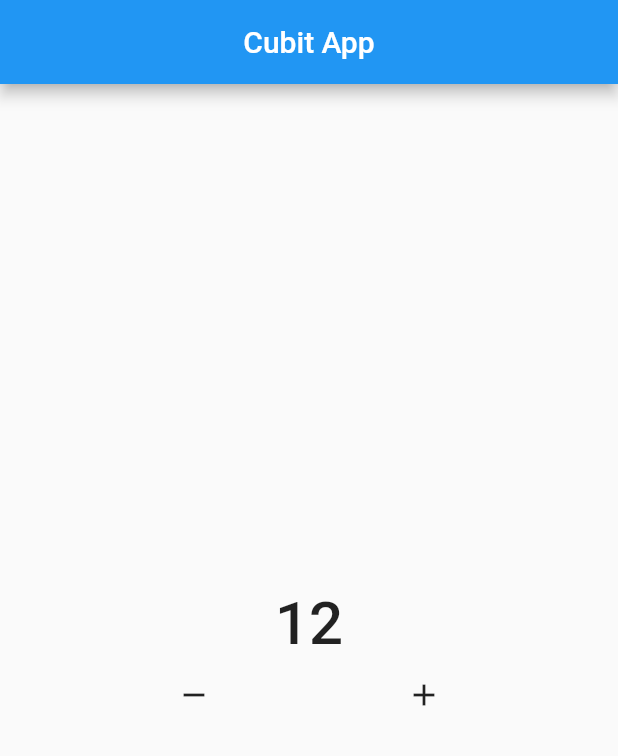
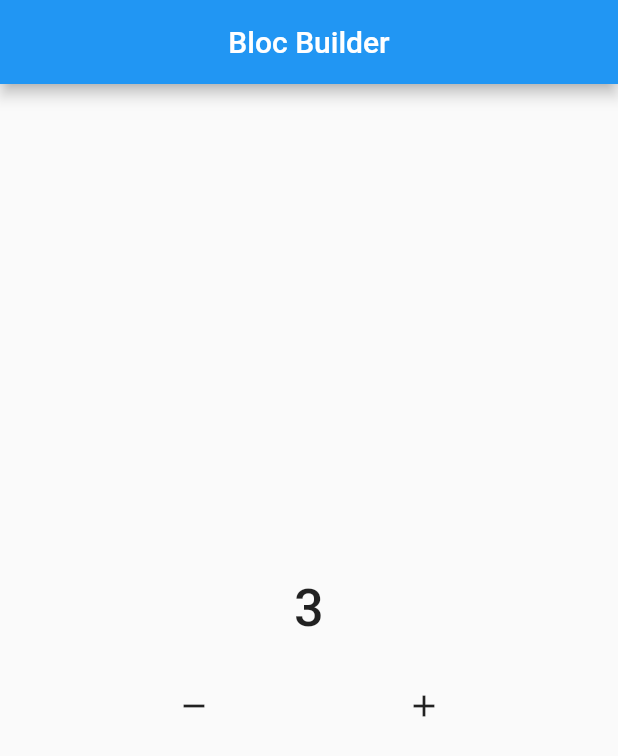
Before and after one commit to ryandiaziz/flutter_bloc_test, a Flutter app: the screen it shows after launch, after a tap on the "remove" icon, on a phone screen of 412 x 824 dp. Shown: the top 756 px of the screen. Run offline on Flutter 3.47's test engine with Material 2 defaults, Android fonts, the phone set to English and light mode, and no system bars; our stand-ins replace bloc, flutter_bloc.

Commit message:
update: Bloc Builder

```diff
--- /dev/null
+++ b/lib/bloc/counter.dart
@@ -0,0 +1,16 @@
+import 'package:bloc/bloc.dart';
+
+class Counter extends Cubit<int> {
+  Counter({this.init = 0}) : super(init);
+
+  int init;
+
+  void increament() => emit(state + 1);
+  void decreament() => emit(state - 1);
+
+  @override
+  void onChange(Change<int> change) {
+    super.onChange(change);
+    print(change);
+  }
+}
--- a/lib/main.dart
+++ b/lib/main.dart
@@ -1,5 +1,6 @@
-import 'package:bloc/bloc.dart';
 import 'package:flutter/material.dart';
+
+import 'pages/home_page.dart';
 
 void main() {
   runApp(const MyApp());
@@ -10,87 +11,8 @@ class MyApp extends StatelessWidget {
 
   @override
   Widget build(BuildContext context) {
-    return MaterialApp(
+    return const MaterialApp(
       home: HomePage(),
     );
   }
 }
-
-class CounterCubit extends Cubit<int> {
-  CounterCubit({this.init = 0}) : super(init);
-
-  int init;
-
-  void increament() {
-    emit(state + 1);
-  }
-
-  void decreament() {
-    emit(state - 1);
-  }
-
-  @override
-  void onChange(Change<int> change) {
-    super.onChange(change);
-    print(change);
-  }
-
-  @override
-  void onError(Object error, StackTrace stackTrace) {
-    super.onError(error, stackTrace);
-    print(error);
-  }
-}
-
-class HomePage extends StatelessWidget {
-  HomePage({super.key});
-  CounterCubit myCounter = CounterCubit(init: 13);
-
-  @override
-  Widget build(BuildContext context) {
-    print('REBUILD');
-    return Scaffold(
-      appBar: AppBar(
-        title: const Text('Cubit App'),
-        centerTitle: true,
-      ),
-      body: Column(
-        mainAxisAlignment: MainAxisAlignment.center,
-        children: [
-          StreamBuilder(
-            initialData: myCounter.init,
-            stream: myCounter.stream,
-            builder: (context, snapshot) {
-              return Center(
-                child: Text(
-                  '${snapshot.data}',
-                  style: const TextStyle(
-                    fontSize: 40,
-                    fontWeight: FontWeight.w500,
-                  ),
-                ),
-              );
-            },
-          ),
-          Row(
-            mainAxisAlignment: MainAxisAlignment.spaceEvenly,
-            children: [
-              IconButton(
-                onPressed: () => myCounter.decreament(),
-                icon: const Icon(
-                  Icons.remove,
-                ),
-              ),
-              IconButton(
-                onPressed: () => myCounter.increament(),
-                icon: const Icon(
-                  Icons.add,
-                ),
-              ),
-            ],
-          )
-        ],
-      ),
-    );
-  }
-}
--- /dev/null
+++ b/lib/pages/home_page.dart
@@ -0,0 +1,58 @@
+import 'package:flutter/material.dart';
+import 'package:flutter_bloc_test/bloc/counter.dart';
+import 'package:flutter_bloc/flutter_bloc.dart';
+
+class HomePage extends StatelessWidget {
+  const HomePage({super.key});
+
+  @override
+  Widget build(BuildContext context) {
+    Counter myCounter = Counter(init: 3);
+    return Scaffold(
+      appBar: AppBar(
+        title: const Text('Bloc Builder'),
+        centerTitle: true,
+      ),
+      body: Column(
+        mainAxisAlignment: MainAxisAlignment.center,
+        children: [
+          BlocBuilder<Counter, int>(
+            bloc: myCounter,
+            buildWhen: (previous, current) {
+              if (current % 2 == 1) {
+                return true;
+              } else {
+                return false;
+              }
+            },
+            builder: (context, state) {
+              return Center(
+                child: Text(
+                  '$state',
+                  style: const TextStyle(
+                    fontSize: 35,
+                    fontWeight: FontWeight.w500,
+                  ),
+                ),
+              );
+            },
+          ),
+          const SizedBox(height: 20),
+          Row(
+            mainAxisAlignment: MainAxisAlignment.spaceEvenly,
+            children: [
+              IconButton(
+                onPressed: () => myCounter.decreament(),
+                icon: const Icon(Icons.remove),
+              ),
+              IconButton(
+                onPressed: () => myCounter.increament(),
+                icon: const Icon(Icons.add),
+              ),
+            ],
+          )
+        ],
+      ),
+    );
+  }
+}
```
